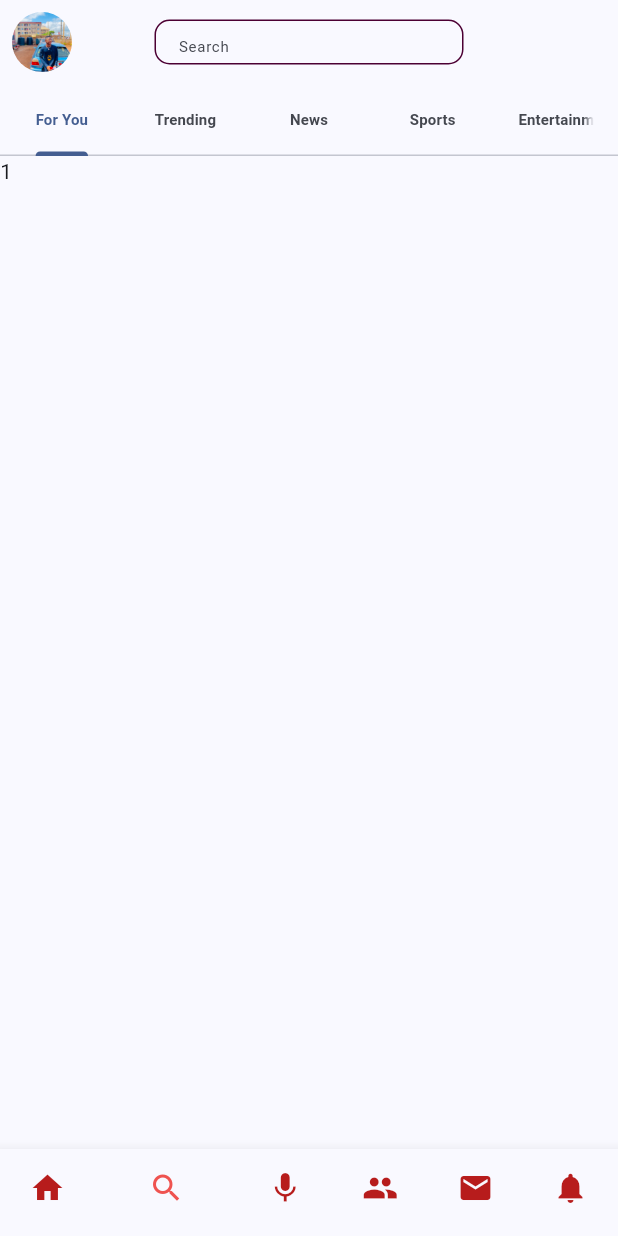
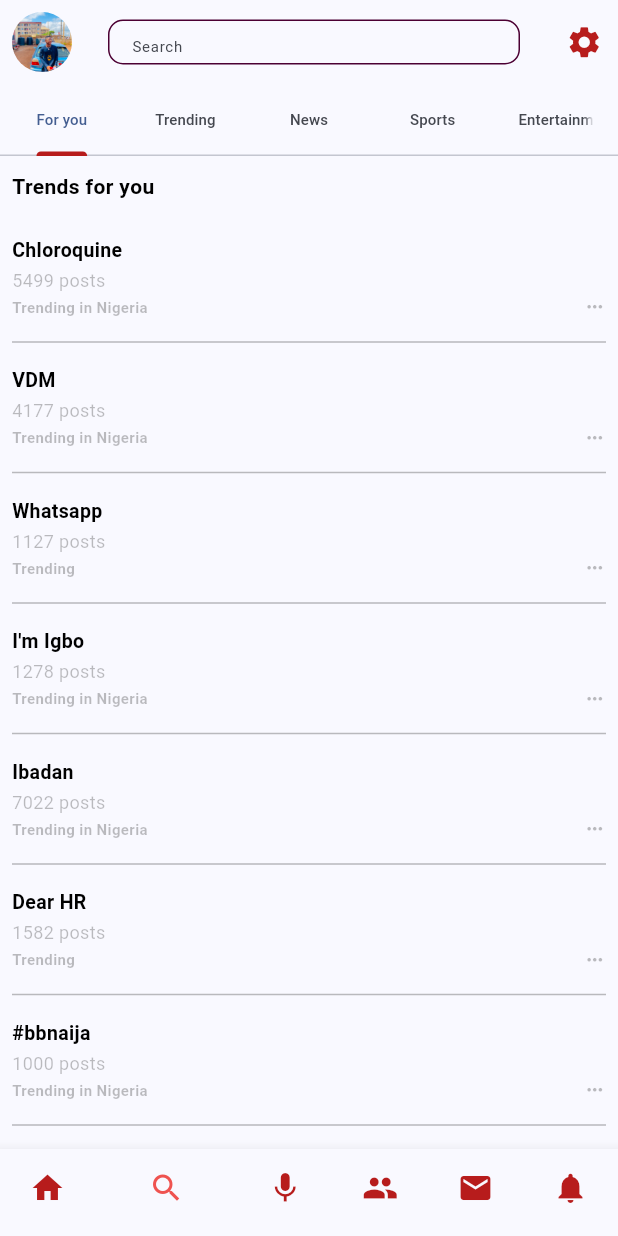
Before and after one commit to SidneyEmeka/Social-Media-App, a Flutter app: the UserTimeline screen opened directly, item 2 of the bottom bar chosen, on a phone screen of 412 x 824 dp. Run offline on Flutter 3.47's test engine with Material 3 defaults, Android fonts, the light colour scheme and no system bars; our stand-ins replace font_awesome_flutter.

Commit message:
Search Page

```diff
--- a/lib/pages/searchpage.dart
+++ b/lib/pages/searchpage.dart
@@ -1,3 +1,4 @@
+import 'package:flutter/cupertino.dart';
 import 'package:flutter/material.dart';
 
 class Searchpage extends StatefulWidget {
@@ -7,63 +8,122 @@
   State<Searchpage> createState() => _SearchpageState();
 }
 
-class _SearchpageState extends State<Searchpage>
-    with SingleTickerProviderStateMixin {
-  late TabController _mytabController;
+class _SearchpageState extends State<Searchpage> {
+  Widget whatsTrending(String topic, int noOfTweets, String location) {
+    return Column(
+      mainAxisAlignment: MainAxisAlignment.start,
+      crossAxisAlignment: CrossAxisAlignment.start,
+      children: [
+        const SizedBox(
+          height: 8,
+        ),
+        Text(
+          topic,
+          style:
+              const TextStyle(fontSize: 13, fontWeight: FontWeight.bold, color: Colors.black),
+        ),
+        const SizedBox(
+          height: 2,
+        ),
+        Text(
+          "$noOfTweets posts",
+          style: const TextStyle(fontSize: 12,
+              fontWeight: FontWeight.normal, color: Colors.black26),
+        ),
+        const SizedBox(
+          height: 2,
+        ),
+        Row(
+          mainAxisAlignment: MainAxisAlignment.spaceBetween,
+          children: [
+            Text(
+              location,
+              style: const TextStyle(fontSize: 10,
+                  fontWeight: FontWeight.bold, color: Colors.black26),
+            ),
+            const Icon(Icons.more_horiz_outlined, color: Colors.black26, size: 15,)
+          ],
+        ),
+        const SizedBox(
+          height: 8,
+        ),
+        const Divider(
+          color: Colors.black26,
+          thickness: 1,
+        )
+      ],
+    );
+  }
 
-  static const List<Tab> mytabs = <Tab>[
-    Tab(
-      text: "For You",
+  List<Tab> mytabs = <Tab>[
+    const Tab(
+      text: "For you",
     ),
-
-    Tab(
+    const Tab(
       text: "Trending",
     ),
-    Tab(
+    const Tab(
       text: "News",
     ),
-    Tab(
+    const Tab(
       text: "Sports",
     ),
-    Tab(
+    const Tab(
       text: "Entertainment",
     ),
   ];
 
   @override
-  void initState() {
-    _mytabController = TabController(length: 5, vsync: this);
-    super.initState();
-  }
-
-  @override
-  void dispose() {
-    _mytabController.dispose();
-    super.dispose();
-  }
-
-  @override
   Widget build(BuildContext context) {
-    return Scaffold(
+    return DefaultTabController(
+      length: mytabs.length,
+      child: Scaffold(
         appBar: AppBar(
           toolbarHeight: 0,
           bottom: TabBar(
-          labelStyle:
-              const TextStyle(
-                  fontSize: 10, fontWeight: FontWeight.bold),
-          controller: _mytabController,
+            indicatorColor: Colors.red.shade900,
+            labelStyle: const TextStyle(
+              fontSize: 10,
+            ),
+            // isScrollable: true,
+            // labelPadding: EdgeInsetsDirectional.zero,
             tabs: mytabs,
           ),
         ),
         body: TabBarView(
-        controller: _mytabController,
-        children: const [
-          Text("1"),
-          Text("2"),
-          Text("3"),
-          Text("4"),
-          Text("5"),
+          children: [
+            Container(
+                padding:
+                    const EdgeInsets.symmetric(horizontal: 8, vertical: 10),
+                child: ListView(children: [
+                  const Text(
+                    "Trends for you",
+                    style: TextStyle(
+                        fontWeight: FontWeight.bold,
+                        color: Colors.black,
+                        fontSize: 14),
+                  ),
+                  const SizedBox(
+                    height: 15,
+                  ),
+                  whatsTrending("Chloroquine", 5499, "Trending in Nigeria"),
+                  whatsTrending("VDM", 4177, "Trending in Nigeria"),
+                  whatsTrending("Whatsapp", 1127, "Trending"),
+                  whatsTrending("I'm Igbo", 1278, "Trending in Nigeria"),
+                  whatsTrending("Ibadan", 7022, "Trending in Nigeria"),
+                  whatsTrending("Dear HR", 1582, "Trending"),
+                  whatsTrending("#bbnaija", 1000, "Trending in Nigeria"),
+                  whatsTrending("Dothraki", 7000, "Trending"),
+                  whatsTrending("Flutter", 7000, "Trending in Technology"),
+                  whatsTrending("Bitcoin Chief", 9899, "Trending in Nigeria"),
+
+                ])),
+            const Text("2"),
+            const Text("3"),
+            const Text("4"),
+            const Text("5"),
           ],
+        ),
       ),
     );
   }
--- a/lib/screens/timeline.dart
+++ b/lib/screens/timeline.dart
@@ -14,16 +14,7 @@
 class _UserTimelineState extends State<UserTimeline> {
   int selectedIndex = 0;
 
-  Widget buildtitle(int selectedIndex) {
-    switch (selectedIndex) {
-      case 0:
-        return Image.asset(
-          "assets/logo.jpg",
-          height: 40,
-          width: 40,
-          fit: BoxFit.cover,
-        );
-      case 1:
+  Widget searchbar() {
     return Container(
       decoration: BoxDecoration(
         borderRadius: BorderRadius.circular(10),
@@ -32,7 +23,7 @@
         ),
       ),
       padding: const EdgeInsets.only(left: 15, bottom: 4),
-          width: MediaQuery.of(context).size.width / 2,
+      width: MediaQuery.of(context).size.width / 1.5,
       height: 30,
       child: TextField(
         inputFormatters: [
@@ -51,11 +42,23 @@
           focusedBorder: UnderlineInputBorder(
               borderSide: BorderSide(color: Colors.transparent)),
           hintText: "Search",
-              hintStyle: TextStyle(
-                  fontSize: 10),
+          hintStyle: TextStyle(fontSize: 10),
         ),
       ),
     );
+  }
+
+  Widget buildtitle(int selectedIndex) {
+    switch (selectedIndex) {
+      case 0:
+        return Image.asset(
+          "assets/logo.jpg",
+          height: 40,
+          width: 40,
+          fit: BoxFit.cover,
+        );
+      case 1:
+        return searchbar();
       case 2:
         return const Text("Space");
       case 3:
@@ -66,6 +69,44 @@
         return const Text("Notifications");
       default:
         return const Text("Invalid page");
+    }
+  }
+
+  Widget buildActions(int selectedIndex) {
+    switch (selectedIndex) {
+      case 0:
+        return const SizedBox(
+          width: 0.0,
+        );
+      case 1:
+        return Padding(
+          padding: const EdgeInsets.only(right: 10.0),
+          child: Icon(
+            Icons.settings,
+            color: Colors.red.shade900,
+            size: 25,
+          ),
+        );
+      case 2:
+        return const SizedBox(
+          width: 0.0,
+        );
+      case 3:
+        return const SizedBox(
+          width: 0.0,
+        );
+      case 4:
+        return const SizedBox(
+          width: 0.0,
+        );
+      case 5:
+        return const SizedBox(
+          width: 0.0,
+        );
+      default:
+        return const SizedBox(
+          width: 0.0,
+        );
     }
   }
 
@@ -140,18 +181,19 @@
     return Scaffold(
       appBar: AppBar(
         leading: Padding(
-          padding: const EdgeInsets.all(8.0),
+          padding: const EdgeInsets.all(8),
           child: ClipOval(
             child: Image.asset(
               "assets/pfp.jpeg",
-              height: 30,
-              width: 30,
+              height: 25,
+              width: 25,
               fit: BoxFit.cover,
             ),
           ),
         ),
         title: buildtitle(selectedIndex),
-        centerTitle: true,
+        centerTitle: selectedIndex == 1 ? false : true,
+        actions: [buildActions(selectedIndex)],
       ),
       body: buildBody(selectedIndex),
       bottomNavigationBar: BottomNavigationBar(
```
Lines whose indentation alone changed are shown as unchanged.
